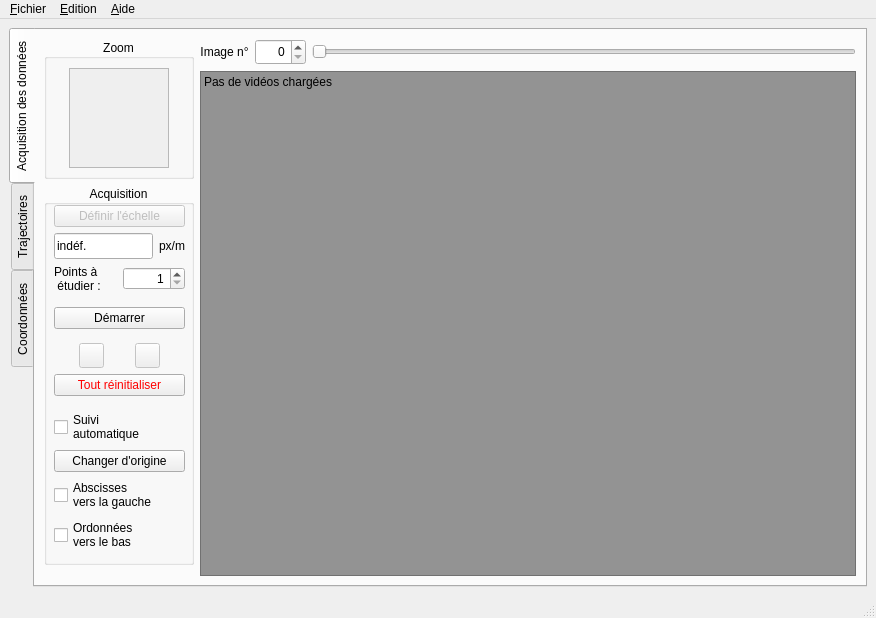
Old version of the form src/pymecavideo_mini_layout.ui in the repository rene-d/pymecavideo.
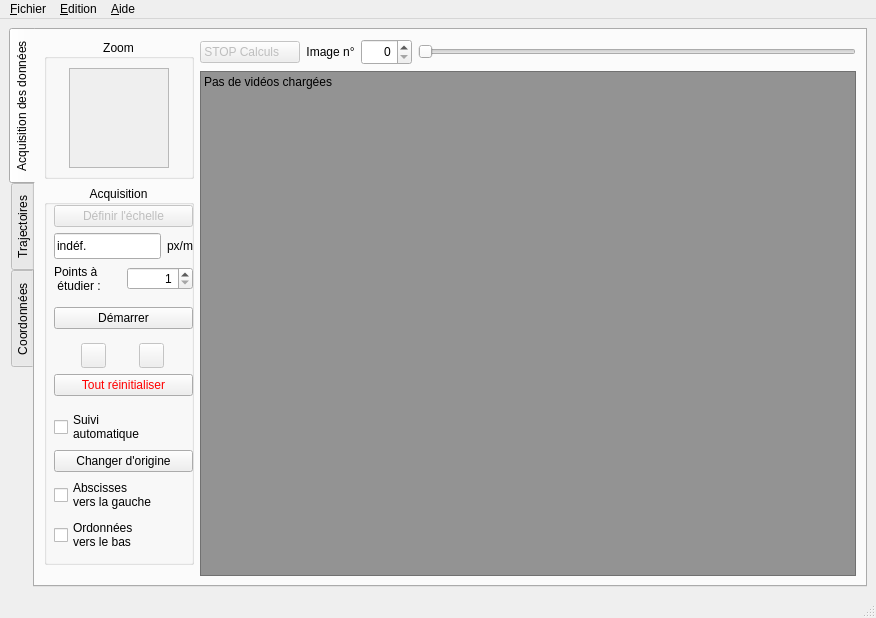
New version of the form. Icons and pictures are not drawn. Custom widgets are drawn as their Qt base class.

What changed in the file:
```diff
--- a/src/pymecavideo_mini_layout.ui
+++ b/src/pymecavideo_mini_layout.ui
@@ -192,7 +192,7 @@
                 <rect>
                  <x>10</x>
                  <y>20</y>
-                 <width>131</width>
+                 <width>139</width>
                  <height>347</height>
                 </rect>
                </property>
@@ -298,7 +298,7 @@
                 <item>
                  <layout class="QHBoxLayout" name="horizontalLayout_4">
                   <item>
-                   <widget class="QPushButton" name="pushButton_refait">
+                   <widget class="QPushButton" name="pushButton_defait">
                     <property name="enabled">
                      <bool>false</bool>
                     </property>
@@ -329,7 +329,7 @@
                    </widget>
                   </item>
                   <item>
-                   <widget class="QPushButton" name="pushButton_defait">
+                   <widget class="QPushButton" name="pushButton_refait">
                     <property name="enabled">
                      <bool>false</bool>
                     </property>
@@ -505,6 +505,16 @@
            <layout class="QVBoxLayout" name="verticalLayout_6" stretch="0,1">
             <item>
              <layout class="QHBoxLayout" name="horizontalLayout">
+              <item>
+               <widget class="QPushButton" name="pushButton_stopCalculs">
+                <property name="enabled">
+                 <bool>false</bool>
+                </property>
+                <property name="text">
+                 <string>STOP Calculs     </string>
+                </property>
+               </widget>
+              </item>
               <item>
                <widget class="QLabel" name="label_numero_image">
                 <property name="autoFillBackground">
@@ -1198,6 +1208,18 @@
    <extends>QTableWidget</extends>
    <header>standarddragtable.h</header>
   </customwidget>
+  <customwidget>
+   <class>centralwidgetratio</class>
+   <extends>QWidget</extends>
+   <header>widgetratioqt4</header>
+   <container>1</container>
+  </customwidget>
+  <customwidget>
+   <class>widgetratio</class>
+   <extends>QTabWidget</extends>
+   <header>widgetratioqt4</header>
+   <container>1</container>
+  </customwidget>
  </customwidgets>
  <resources>
   <include location="icon.qrc"/>
```
Left out of the diff: 6 changed lines with no effect on the pictures.
